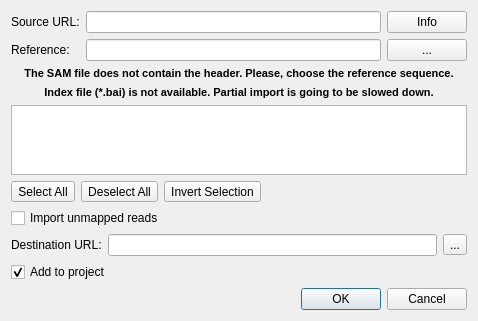
This is src/plugins/dbi_bam/src/ConvertToSQLiteDialog.ui in violethaze74/ugene as Qt 5 draws it before an edit. The edited form follows.
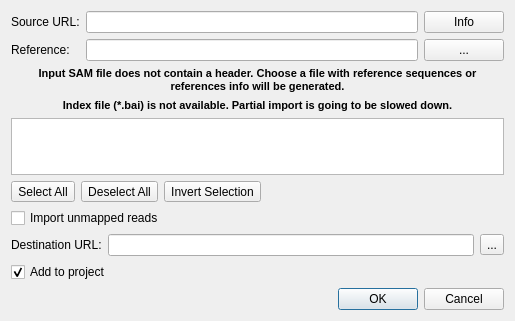
This is the edited form.

Commit message: UGENE-3589: SAM import dialog allows import without reference FASTA

```diff
--- a/src/plugins/dbi_bam/src/ConvertToSQLiteDialog.ui
+++ b/src/plugins/dbi_bam/src/ConvertToSQLiteDialog.ui
@@ -6,12 +6,12 @@
    <rect>
     <x>0</x>
     <y>0</y>
-    <width>478</width>
+    <width>515</width>
     <height>318</height>
    </rect>
   </property>
   <property name="sizePolicy">
-   <sizepolicy hsizetype="Preferred" vsizetype="Expanding">
+   <sizepolicy hsizetype="Preferred" vsizetype="Maximum">
     <horstretch>0</horstretch>
     <verstretch>0</verstretch>
    </sizepolicy>
@@ -74,12 +74,21 @@
    </item>
    <item>
     <widget class="QLabel" name="referenceWarningLabel">
+     <property name="sizePolicy">
+      <sizepolicy hsizetype="Preferred" vsizetype="Maximum">
+       <horstretch>0</horstretch>
+       <verstretch>0</verstretch>
+      </sizepolicy>
+     </property>
      <property name="text">
       <string>&lt;!DOCTYPE HTML PUBLIC &quot;-//W3C//DTD HTML 4.0//EN&quot; &quot;http://www.w3.org/TR/REC-html40/strict.dtd&quot;&gt;
 &lt;html&gt;&lt;head&gt;&lt;meta name=&quot;qrichtext&quot; content=&quot;1&quot; /&gt;&lt;style type=&quot;text/css&quot;&gt;
 p, li { white-space: pre-wrap; }
-&lt;/style&gt;&lt;/head&gt;&lt;body style=&quot; font-family:'MS Shell Dlg 2'; font-size:8.25pt; font-weight:400; font-style:normal;&quot;&gt;
-&lt;p align=&quot;center&quot; style=&quot; margin-top:0px; margin-bottom:0px; margin-left:0px; margin-right:0px; -qt-block-indent:0; text-indent:0px;&quot;&gt;&lt;span style=&quot; font-size:8pt; font-weight:600;&quot;&gt;The SAM file does not contain the header. Please, choose the reference sequence.&lt;/span&gt;&lt;/p&gt;&lt;/body&gt;&lt;/html&gt;</string>
+&lt;/style&gt;&lt;/head&gt;&lt;body style=&quot; font-family:'MS Shell Dlg 2'; font-size:8pt; font-weight:400; font-style:normal;&quot;&gt;
+&lt;p align=&quot;center&quot; style=&quot; margin-top:0px; margin-bottom:0px; margin-left:0px; margin-right:0px; -qt-block-indent:0; text-indent:0px;&quot;&gt;&lt;span style=&quot; font-weight:600;&quot;&gt;Input SAM file does not contain a header. Сhoose a file with reference sequences or references info will be generated.&lt;/span&gt;&lt;/p&gt;&lt;/body&gt;&lt;/html&gt;</string>
+     </property>
+     <property name="wordWrap">
+      <bool>true</bool>
      </property>
     </widget>
    </item>
```
Left out of the diff: 11 changed lines with no effect on the pictures. The commit also changes 1 other file.
